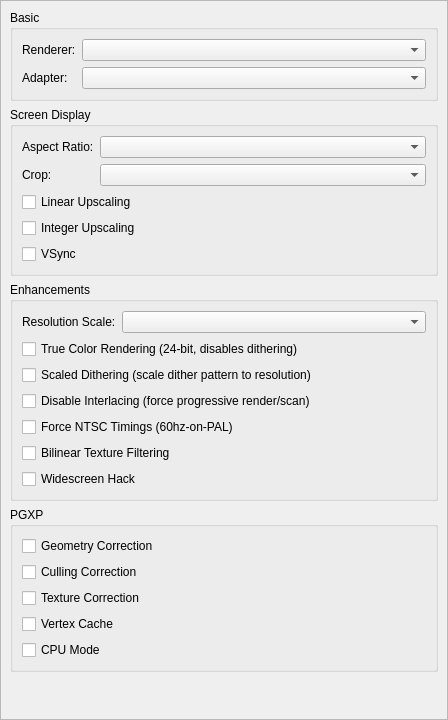
This is src/duckstation-qt/gpusettingswidget.ui in kofxi3584karlayang/duckstation as Qt 5 draws it before an edit. The edited form follows.
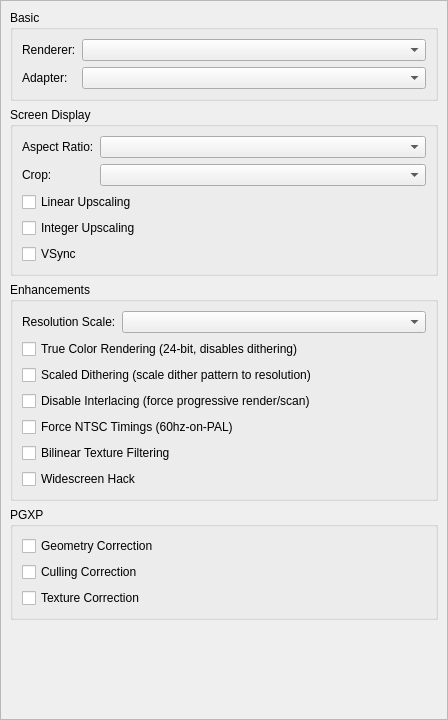
This is the edited form.

What changed in the file:
```diff
--- a/src/duckstation-qt/gpusettingswidget.ui
+++ b/src/duckstation-qt/gpusettingswidget.ui
@@ -208,20 +208,6 @@
             </property>
            </widget>
           </item>
-          <item>
-           <widget class="QCheckBox" name="pgxpVertexCache">
-            <property name="text">
-             <string>Vertex Cache</string>
-            </property>
-           </widget>
-          </item>
-          <item>
-           <widget class="QCheckBox" name="pgxpCPUMode">
-            <property name="text">
-             <string>CPU Mode</string>
-            </property>
-           </widget>
-          </item>
          </layout>
         </widget>
        </item>
```
